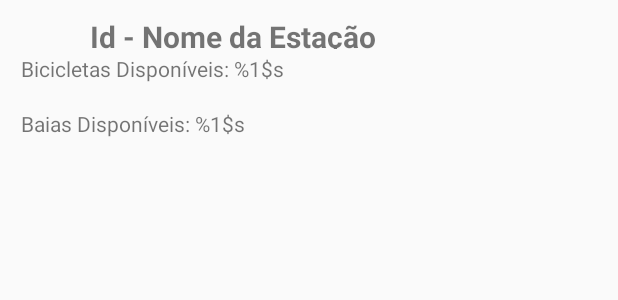
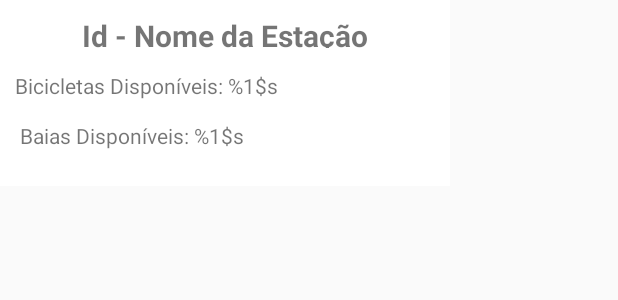
Before and after one commit to osbdesenvolvimento/BikeSorocaba, an Android app: the layout info_mark_estacao.xml on its own in the app's theme, with its tools: preview values and no code run, on a phone screen of 412 x 824 dp. Shown: the top 300 px of the screen. Run offline under Robolectric (Android 15) with nearby library versions, the phone set to English and light mode, and no system bars.

Commit message:
layout basico do balão informativo das estações

```diff
--- a/app/src/main/res/layout/info_mark_estacao.xml
+++ b/app/src/main/res/layout/info_mark_estacao.xml
@@ -2,12 +2,13 @@
 <RelativeLayout xmlns:android="http://schemas.android.com/apk/res/android"
     android:layout_width="match_parent"
     android:layout_height="match_parent"
-    android:padding="5dp">
+    android:background="@android:color/transparent">
 
     <RelativeLayout
-    android:layout_width="300dp"
-    android:layout_height="wrap_content"
-    android:padding="5dp">
+        android:layout_width="300dp"
+        android:layout_height="wrap_content"
+        android:background="@android:color/white"
+        android:padding="10dp">
 
         <TextView
             android:id="@+id/tvNome"
@@ -24,7 +25,7 @@
             android:layout_width="match_parent"
             android:layout_height="30dp"
             android:layout_below="@+id/tvNome"
-            android:layout_margin="3dp"
+            android:layout_marginTop="15dp"
             android:text="@string/bikes_disponiveis" />
 
         <TextView
```
